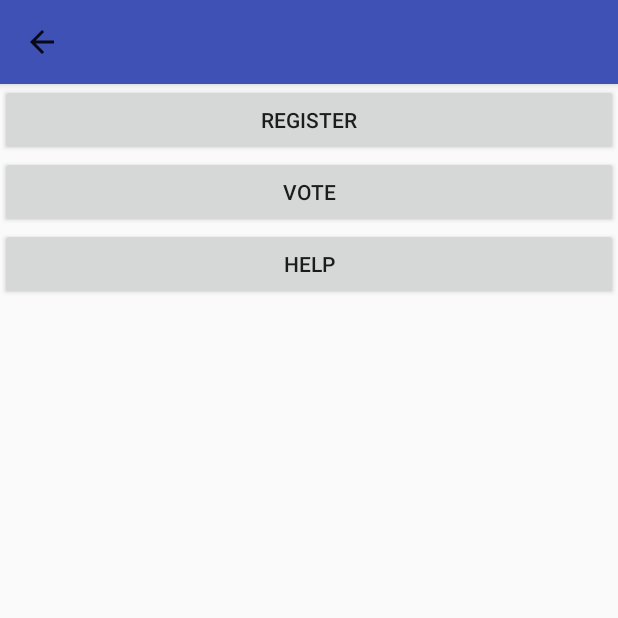
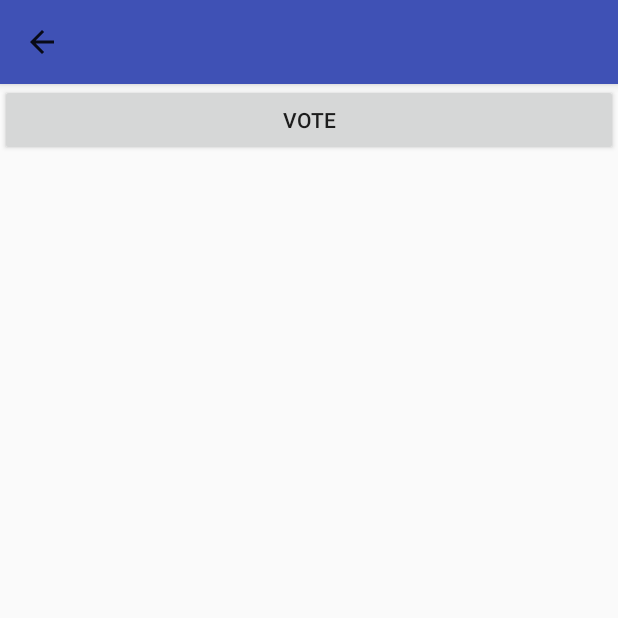
Before and after one commit to MrBuggySan/VotingClient-BlockVote, an Android app: the ElectionActivity screen opened directly, with no data from a screen before it, on a phone screen of 412 x 824 dp, the top half of it. Run offline under Robolectric (Android 15) with nearby library versions, the light colour scheme and no system bars.

Commit message:
Fragment management within ElectionActivity is applied

```diff
--- a/app/src/main/java/com/blockvote/votingclient/ElectionActivity.java
+++ b/app/src/main/java/com/blockvote/votingclient/ElectionActivity.java
@@ -2,6 +2,7 @@ package com.blockvote.votingclient;
 
 import android.content.Intent;
 import android.os.Bundle;
+import android.support.v4.app.FragmentTransaction;
 import android.support.v7.app.ActionBar;
 import android.support.v7.app.AppCompatActivity;
 import android.support.v7.widget.Toolbar;
@@ -11,7 +12,9 @@ import android.util.Log;
  * Created by Beast Mode on 12/26/2016.
  */
 
-public class ElectionActivity extends AppCompatActivity {
+public class ElectionActivity extends AppCompatActivity
+        implements VoteButtonFragment.OnFragmentInteractionListener,
+        SelectCandidateFragment.OnFragmentInteractionListener {
     private final String LOG_TAG = ElectionActivity.class.getSimpleName();
 
     @Override
@@ -21,19 +24,59 @@ public class ElectionActivity extends AppCompatActivity {
 
         //get the extra data from intent
         Intent intent = getIntent();
+
+        //TODO: use the electionName to access the DB later on
+        //TODO: only the ElectionActivity will have access to the DB
         String electionName=intent.getStringExtra(getString(R.string.selectedElectionKey));
 
+        //Toolbar setuo
         Toolbar myToolbar = (Toolbar) findViewById(R.id.electionmain_toolbar);
         setSupportActionBar(myToolbar);
+        ActionBar myActionBar = (ActionBar) getSupportActionBar();
         // Set the tool bar back button
-        ActionBar myActionBar = (ActionBar) getSupportActionBar();
         myActionBar.setDisplayHomeAsUpEnabled(true);
+        myActionBar.setTitle(electionName);
 
-        myActionBar.setTitle(electionName);
+        //TODO:select the appropriate fragment to display according to the data from the DB
+
+        if (savedInstanceState == null) {
+
+            //TODO: Call the VoteButtonFragment (for testing purposes only)
+            VoteButtonFragment voteButtonFragment = new VoteButtonFragment();
+            getSupportFragmentManager().beginTransaction().add(R.id.ElectionContainer, voteButtonFragment).commit();
+
+        }else{
+            Log.d(LOG_TAG, "savedInstanceState is not null");
+        }
 
         Log.d(LOG_TAG, electionName + " selected");
 
-        //TODO: Call the VoteButtonFragment
+
     }
 
+    public void onVoteButtonInteraction(){
+        //Setup the SelectCandidateFragment
+        SelectCandidateFragment selectCandidateFragment = SelectCandidateFragment.newInstance();
+        //Switch the VoteButtonFragment with the SelectCandidateFragment
+        FragmentTransaction transaction = getSupportFragmentManager().beginTransaction();
+        transaction.replace(R.id.ElectionContainer, selectCandidateFragment);
+        //add the transaction to the BackStack
+        transaction.addToBackStack("Transition to SelectCandidateFragment");
+        transaction.commit();
+        Log.d(LOG_TAG,"Opening SelectCandidateFragment ");
+    }
+
+    public void onOptionSelectInteraction(String firstName,
+                                          String lastName,
+                                          String choice, String timestamp){
+        Log.d(LOG_TAG, "Opening BallotConfirmationFragment with " + firstName + " " + lastName
+         + " " + choice + " " + timestamp);
+
+        //TODO: place the SelecCandidateFragment to the backstack
+
+        //TODO: call the BallotConfirmationFragment
+
+    }
+
+
 }
--- a/app/src/main/java/com/blockvote/votingclient/ElectionListFragment.java
+++ b/app/src/main/java/com/blockvote/votingclient/ElectionListFragment.java
@@ -32,8 +32,8 @@ public class ElectionListFragment extends Fragment {
 
         mElectionList = new ArrayAdapter<String>(
                 getActivity(),
-                R.layout.electionentry,
-                R.id.textview_electionentry,
+                R.layout.listentry,
+                R.id.listEntry,
                 new ArrayList<String>()
         );
 
@@ -64,6 +64,8 @@ public class ElectionListFragment extends Fragment {
                     return;
                 }
 
+                //TODO: have the root activity call the ElectionActivity
+
                 //Starting the ElectionActivity
                 Intent intent = new Intent(adapterView.getContext(), ElectionActivity.class);
                 //Give the name of the election Selected
--- a/app/src/main/java/com/blockvote/votingclient/RootActivity.java
+++ b/app/src/main/java/com/blockvote/votingclient/RootActivity.java
@@ -14,6 +14,7 @@ public class RootActivity extends AppCompatActivity {
         super.onCreate(savedInstanceState);
         setContentView(R.layout.activity_root);
 
+        //Note: AppCompatActivity enables the use of Toolbar. Actionbar is depracated.
         Toolbar myToolbar = (Toolbar) findViewById(R.id.my_toolbar);
         setSupportActionBar(myToolbar);
 
--- a/app/src/main/res/layout/activity_election.xml
+++ b/app/src/main/res/layout/activity_election.xml
@@ -17,29 +17,11 @@
         android:theme="@style/ThemeOverlay.AppCompat.ActionBar"
         app:popupTheme="@style/ThemeOverlay.AppCompat.Light"/>
 
-    <LinearLayout
-        android:orientation="vertical"
+    <FrameLayout
         android:layout_width="match_parent"
-        android:layout_height="match_parent">
-
-        <Button
-            android:text="@string/electionRegister"
-            android:layout_width="match_parent"
-            android:layout_height="wrap_content"
-            android:id="@+id/RegisterButton" />
-
-        <Button
-            android:text="@string/electionVote"
-            android:layout_width="match_parent"
-            android:layout_height="wrap_content"
-            android:id="@+id/ElectionButton" />
-
-        <Button
-            android:text="@string/electionHelp"
-            android:layout_width="match_parent"
-            android:layout_height="wrap_content"
-            android:id="@+id/HelpButton" />
-    </LinearLayout>
+        android:layout_height="wrap_content"
+        android:id="@+id/ElectionContainer">
 
 
+    </FrameLayout>
 </LinearLayout>
--- a/app/src/main/res/layout/electionentry.xml
+++ b/app/src/main/res/layout/listentry.xml
@@ -5,6 +5,6 @@
     android:layout_width="match_parent"
     android:layout_height="wrap_content"
     android:minHeight="@dimen/List_text_height"
-    android:text="@string/electionEntry"
-    android:id="@+id/textview_electionentry"
+    android:text="List Entry"
+    android:id="@+id/listEntry"
     android:gravity="center_vertical" />
```
Also changed, not shown: app/src/main/java/com/blockvote/votingclient/SelectCandidateFragment.java (+51 -29 lines), app/src/main/java/com/blockvote/votingclient/VoteButtonFragment.java (+7 -32 lines), app/src/main/res/layout/fragment_select_candidate.xml (+48 -9 lines).
